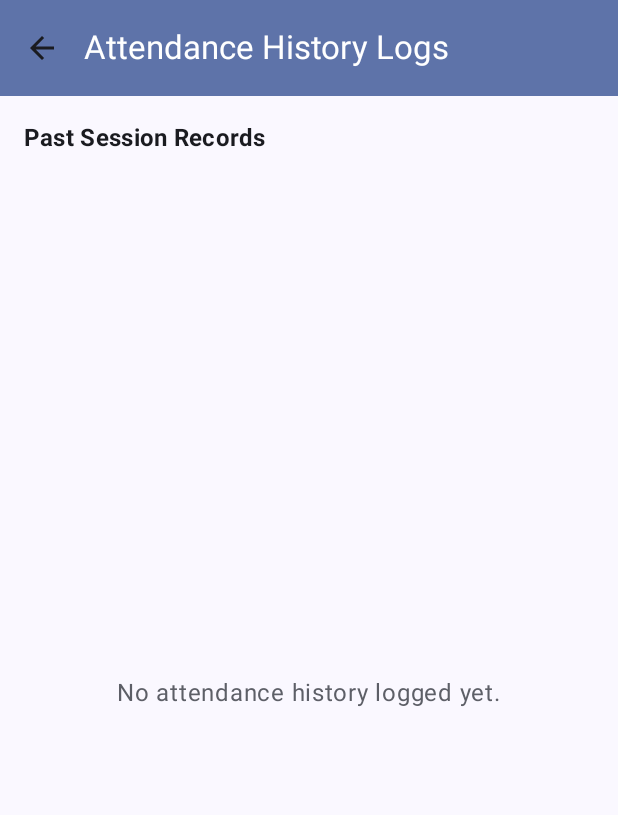
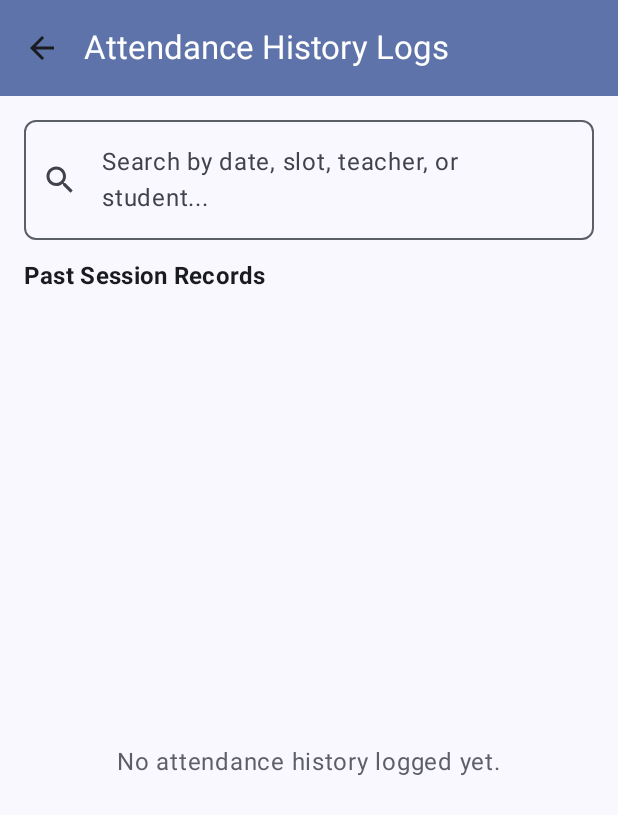
Before and after one commit to IamSoumitDas/TechnoVision, an Android app built with Jetpack Compose: the @Preview function AttendanceHistoryScreenPreviewLight, on a phone screen of 412 x 824 dp. Shown: the top 815 px of the screen. Run offline under Robolectric (Android 15) with nearby library versions, the phone set to English and light mode, and no system bars; our stand-ins replace Material 3 Expressive styles (plain Material 3 is drawn); libraries missing offline, so code that uses them is left out: androidx.hilt.lifecycle.

Commit message:
bug fixes

```diff
--- a/app/src/main/java/com/soumit/technovision/ui/screens/attendance/AttendanceHistoryScreen.kt
+++ b/app/src/main/java/com/soumit/technovision/ui/screens/attendance/AttendanceHistoryScreen.kt
@@ -16,8 +16,10 @@ import androidx.compose.material.icons.filled.CalendarToday
 import androidx.compose.material.icons.filled.Cancel
 import androidx.compose.material.icons.filled.CheckCircle
 import androidx.compose.material.icons.filled.ChevronRight
+import androidx.compose.material.icons.filled.Clear
 import androidx.compose.material.icons.filled.Person
 import androidx.compose.material.icons.filled.Schedule
+import androidx.compose.material.icons.filled.Search
 import androidx.compose.material3.*
 import androidx.compose.runtime.*
 import androidx.compose.ui.Alignment
@@ -47,6 +49,7 @@ fun AttendanceHistoryScreen(
 
     AttendanceHistoryContent(
         uiState = uiState,
+        onSearchQueryChange = viewModel::onSearchQueryChanged,
         onBack = onBack,
         onOpenDetail = viewModel::openDetail,
         onCloseDetail = viewModel::closeDetail
@@ -57,12 +60,29 @@ fun AttendanceHistoryScreen(
 @Composable
 fun AttendanceHistoryContent(
     uiState: AttendanceHistoryUiState,
+    onSearchQueryChange: (String) -> Unit = {},
     onBack: () -> Unit,
     onOpenDetail: (AttendanceRecordModel) -> Unit,
     onCloseDetail: () -> Unit
 ) {
-    val groupedRecordsByDate = remember(uiState.attendanceRecords) {
-        uiState.attendanceRecords.groupBy { it.date }
+    val filteredRecords = remember(uiState.attendanceRecords, uiState.searchQuery, uiState.userMap, uiState.studentsMap) {
+        if (uiState.searchQuery.isBlank()) {
+            uiState.attendanceRecords
+        } else {
+            val q = uiState.searchQuery.trim().lowercase()
+            uiState.attendanceRecords.filter { record ->
+                record.date.lowercase().contains(q) ||
+                record.timeSlot.lowercase().contains(q) ||
+                resolveTeacherName(record, uiState.userMap).lowercase().contains(q) ||
+                record.presentStudentIds.any { id ->
+                    uiState.studentsMap[id]?.fullName?.lowercase()?.contains(q) == true
+                }
+            }
+        }
+    }
+
+    val groupedRecordsByDate = remember(filteredRecords) {
+        filteredRecords.groupBy { it.date }
             .toList()
             .sortedByDescending { (dateStr, _) ->
                 parseDateForSorting(dateStr)
@@ -91,6 +111,24 @@ fun AttendanceHistoryContent(
                 .padding(padding)
                 .padding(16.dp)
         ) {
+            OutlinedTextField(
+                value = uiState.searchQuery,
+                onValueChange = onSearchQueryChange,
+                placeholder = { Text("Search by date, slot, teacher, or student...") },
+                leadingIcon = { Icon(Icons.Default.Search, contentDescription = "Search") },
+                trailingIcon = {
+                    if (uiState.searchQuery.isNotEmpty()) {
+                        IconButton(onClick = { onSearchQueryChange("") }) {
+                            Icon(Icons.Default.Clear, contentDescription = "Clear")
+                        }
+                    }
+                },
+                singleLine = true,
+                modifier = Modifier
+                    .fillMaxWidth()
+                    .padding(bottom = 12.dp)
+            )
+
             Row(
                 modifier = Modifier
                     .fillMaxWidth()
@@ -104,9 +142,9 @@ fun AttendanceHistoryContent(
                     fontWeight = FontWeight.Bold
                 )
 
-                if (uiState.attendanceRecords.isNotEmpty()) {
+                if (filteredRecords.isNotEmpty()) {
                     Text(
-                        text = "${uiState.attendanceRecords.size} Sessions Logged",
+                        text = "${filteredRecords.size} Sessions Logged",
                         style = MaterialTheme.typography.labelMedium,
                         color = MaterialTheme.colorScheme.outline
                     )
@@ -117,10 +155,10 @@ fun AttendanceHistoryContent(
                 Box(modifier = Modifier.fillMaxSize(), contentAlignment = Alignment.Center) {
                     LoadingIndicator()
                 }
-            } else if (uiState.attendanceRecords.isEmpty()) {
+            } else if (filteredRecords.isEmpty()) {
                 Box(modifier = Modifier.fillMaxSize(), contentAlignment = Alignment.Center) {
                     Text(
-                        text = "No attendance history logged yet.",
+                        text = if (uiState.searchQuery.isNotBlank()) "No matching session logs found." else "No attendance history logged yet.",
                         style = MaterialTheme.typography.bodyLarge,
                         color = MaterialTheme.colorScheme.outline
                     )
```
Also changed, not shown: app/src/main/java/com/soumit/technovision/ui/screens/attendance/FacultyAttendanceViewerScreen.kt (+15 -1 lines).
